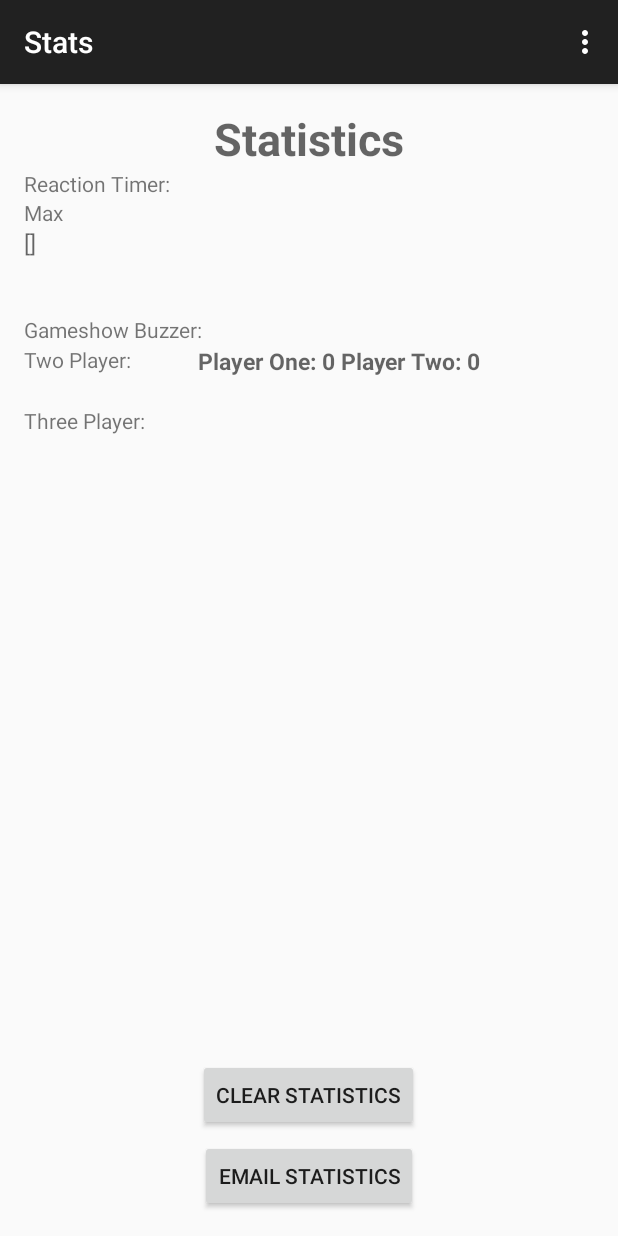
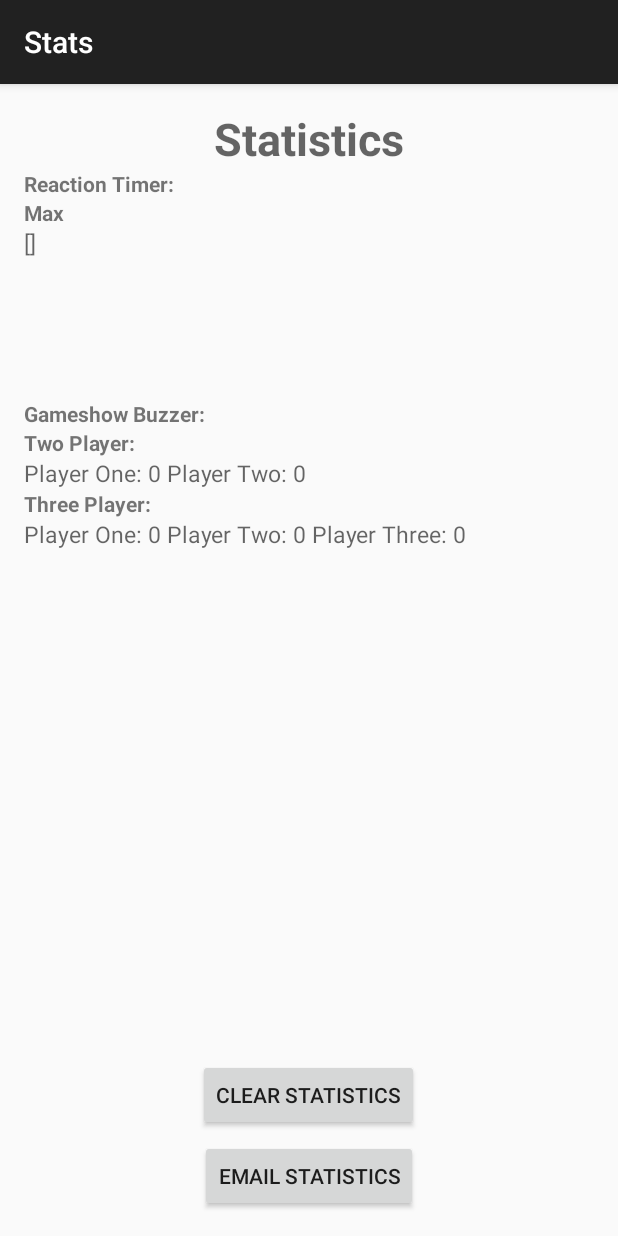
Before and after one commit to shadownater/Jlovas-reflex, an Android app: the Stats screen opened directly, with no data from a screen before it, after a tap on "CLEAR STATISTICS", on a phone screen of 412 x 824 dp. Run offline under Robolectric (Android 15) with nearby library versions, the phone set to English and light mode, and no system bars.

Commit message:
Clear working for both Two/Three Players. Can return to game score you left it at, it doesn't forget anymore. still have to implement the single player's stat calculation. Wow!

```diff
--- a/app/src/main/java/com/learning/jlovas/jlovas_reflex/MultiPlayerClass.java
+++ b/app/src/main/java/com/learning/jlovas/jlovas_reflex/MultiPlayerClass.java
@@ -1,7 +1,7 @@
 package com.learning.jlovas.jlovas_reflex;
 
 /**
- * Created by jlovas on 10/1/15.
+ * Consulted with Nicole and Linda over inheritence possibilities
  */
 public class MultiPlayerClass {
     private int playerOne;
--- a/app/src/main/java/com/learning/jlovas/jlovas_reflex/Stats.java
+++ b/app/src/main/java/com/learning/jlovas/jlovas_reflex/Stats.java
@@ -37,16 +37,11 @@ package com.learning.jlovas.jlovas_reflex;
 import android.content.Intent;
 import android.support.v7.app.ActionBarActivity;
 import android.os.Bundle;
-import android.view.Menu;
-import android.view.MenuItem;
 import android.view.View;
-import android.widget.ArrayAdapter;
 import android.widget.TextView;
 
 import com.google.gson.Gson;
 import com.google.gson.reflect.TypeToken;
-
-import org.w3c.dom.Text;
 
 import java.io.BufferedReader;
 import java.io.BufferedWriter;
@@ -63,10 +58,13 @@ public class Stats extends ActionBarActivity {
 
     private static final String FILENAME1 = "reactionTimer.sav";
     private static final String FILENAME2 = "twoPlayers.sav";
+    private static final String FILENAME3 = "threePlayers.sav";
     private ArrayList<ReactStatClass> reactStatArray = new ArrayList<ReactStatClass>();
     public TextView myReactionStatsText;
     public TextView twoPlayerStatsText;
-    TwoPlayerClass buzzerStats = new TwoPlayerClass();
+    public TextView threePlayerStatsText;
+    TwoPlayerClass buzzerStats2 = new TwoPlayerClass();
+    ThreePlayerClass buzzerStats3 = new ThreePlayerClass();
 
     //button linkage
     public void emailStatsButton(View view){
@@ -77,11 +75,14 @@ public class Stats extends ActionBarActivity {
 
     public void clearStatsButton(View view){
         //add a way to clear the stats in here!
-        buzzerStats.clear();
+        buzzerStats2.clear();
+        buzzerStats3.clear();
         saveTwoPlayerInFile();
+        saveThreePlayerInFile();
+        //update text
+        twoPlayerStatsText.setText("Player One: " + buzzerStats2.getPlayerOne() + " Player Two: " + buzzerStats2.getPlayerTwo());
+        threePlayerStatsText.setText("Player One: " + buzzerStats3.getPlayerOne() + " Player Two: " + buzzerStats3.getPlayerTwo() + " Player Three: " + buzzerStats3.getPlayerThree());
 
-        //update text
-        twoPlayerStatsText.setText("Player One: " + buzzerStats.getPlayerOne() + " Player Two: " + buzzerStats.getPlayerTwo());
     }
 
     @Override
@@ -89,7 +90,8 @@ public class Stats extends ActionBarActivity {
         super.onCreate(savedInstanceState);
         setContentView(R.layout.activity_stats);
         myReactionStatsText = (TextView)findViewById(R.id.reactionStats);
-        twoPlayerStatsText = (TextView)findViewById(R.id.GameshowStatText);
+        twoPlayerStatsText = (TextView)findViewById(R.id.twoPlayerStats);
+        threePlayerStatsText = (TextView)findViewById(R.id.threePlayerStats);
         //don't put loads in here! will only do it once!
     }
 
@@ -100,9 +102,11 @@ public class Stats extends ActionBarActivity {
         super.onStart();
         loadReactionStatsFromFile();
         loadTwoPlayerFromFile();
+        loadThreePlayerFromFile();
         //COME BACK TO ME AFTER TO DO THE MATH AND PASS PROPERLY
         myReactionStatsText.setText(reactStatArray + "");
-        twoPlayerStatsText.setText("Player One: " + buzzerStats.getPlayerOne() + " Player Two: " + buzzerStats.getPlayerTwo());
+        twoPlayerStatsText.setText("Player One: " + buzzerStats2.getPlayerOne() + " Player Two: " + buzzerStats2.getPlayerTwo());
+        threePlayerStatsText.setText("Player One: " + buzzerStats3.getPlayerOne() + " Player Two: " + buzzerStats3.getPlayerTwo() + " Player Three: " + buzzerStats3.getPlayerThree());
         }
 
     //credit for loadInFile:
@@ -137,13 +141,35 @@ public class Stats extends ActionBarActivity {
             //credit for Gson:
             //Google, https://google-gson.googlecode.com/svn/trunk/gson/docs/javadocs/com/google/gson/Gson.html, 2015-09-23
             Type objectType = new TypeToken<TwoPlayerClass>() {}.getType();
-            buzzerStats = gson.fromJson(in, objectType );
+            buzzerStats2 = gson.fromJson(in, objectType );
             //have put the data into the reactStatArray
             //or we make a new one if no data to load
 
         } catch (FileNotFoundException e) {
             // TODO Auto-generated catch block
-            buzzerStats = new TwoPlayerClass();
+            buzzerStats2 = new TwoPlayerClass();
+        } catch (IOException e) {
+            // TODO Auto-generated catch block
+            throw new RuntimeException(e);
+        }
+
+    }
+
+    private void loadThreePlayerFromFile() {
+        try {
+            FileInputStream fis = openFileInput(FILENAME3);
+            BufferedReader in = new BufferedReader(new InputStreamReader(fis));
+            Gson gson = new Gson();
+            //credit for Gson:
+            //Google, https://google-gson.googlecode.com/svn/trunk/gson/docs/javadocs/com/google/gson/Gson.html, 2015-09-23
+            Type objectType = new TypeToken<ThreePlayerClass>() {}.getType();
+            buzzerStats3 = gson.fromJson(in, objectType );
+            //have put the data into the reactStatArray
+            //or we make a new one if no data to load
+
+        } catch (FileNotFoundException e) {
+            // TODO Auto-generated catch block
+            buzzerStats3 = new ThreePlayerClass();
         } catch (IOException e) {
             // TODO Auto-generated catch block
             throw new RuntimeException(e);
@@ -159,7 +185,7 @@ public class Stats extends ActionBarActivity {
             //making container for Gson object
             BufferedWriter out = new BufferedWriter(new OutputStreamWriter(fos));
             Gson gson = new Gson();
-            gson.toJson(buzzerStats, out);
+            gson.toJson(buzzerStats2, out);
             out.flush(); //to print what we did
             fos.close();
         } catch (FileNotFoundException e) {
@@ -171,27 +197,24 @@ public class Stats extends ActionBarActivity {
         }
     }
 
-    @Override
-    public boolean onCreateOptionsMenu(Menu menu) {
-        // Inflate the menu; this adds items to the action bar if it is present.
-        getMenuInflater().inflate(R.menu.menu_stats, menu);
-        return true;
+    private void saveThreePlayerInFile() {
+        try {
+            FileOutputStream fos = openFileOutput(FILENAME3, 0);
+            //making container for Gson object
+            BufferedWriter out = new BufferedWriter(new OutputStreamWriter(fos));
+            Gson gson = new Gson();
+            gson.toJson(buzzerStats3, out);
+            out.flush(); //to print what we did
+            fos.close();
+        } catch (FileNotFoundException e) {
+            // TODO Auto-generated catch block
+            throw new RuntimeException(e);
+        } catch (IOException e) {
+            // TODO Auto-generated catch block
+            throw new RuntimeException(e);
+        }
     }
 
-    @Override
-    public boolean onOptionsItemSelected(MenuItem item) {
-        // Handle action bar item clicks here. The action bar will
-        // automatically handle clicks on the Home/Up button, so long
-        // as you specify a parent activity in AndroidManifest.xml.
-        int id = item.getItemId();
-
-        //noinspection SimplifiableIfStatement
-        if (id == R.id.action_settings) {
-            return true;
-        }
-
-        return super.onOptionsItemSelected(item);
-    }
 }
 
 /*Portions of this page are reproduced from work created and shared by the
--- a/app/src/main/java/com/learning/jlovas/jlovas_reflex/ThreePlayerClass.java
+++ b/app/src/main/java/com/learning/jlovas/jlovas_reflex/ThreePlayerClass.java
@@ -42,7 +42,7 @@ public class ThreePlayerClass extends MultiPlayerClass {
         super.increasePlayerThree();
     }
 
-    //write the clear later! :D
+
     public void clear(){
         super.clearPlayerOne();
         super.clearPlayerTwo();
--- a/app/src/main/res/layout/activity_stats.xml
+++ b/app/src/main/res/layout/activity_stats.xml
@@ -64,17 +64,7 @@
         android:layout_alignParentTop="true"
         android:layout_centerHorizontal="true" />
 
-    <TextView
-        android:layout_width="wrap_content"
-        android:layout_height="wrap_content"
-        android:textAppearance="?android:attr/textAppearanceMedium"
-        android:text=" "
-        android:id="@+id/GameshowStatText"
-        android:textSize="15sp"
-        android:textStyle="bold"
-        android:layout_marginTop="57dp"
-        android:layout_below="@+id/reactionStats"
-        android:layout_alignStart="@+id/clearStatsButton" />
+
 
     <TextView
         android:layout_width="wrap_content"
@@ -83,7 +73,8 @@
         android:text="Reaction Timer:"
         android:id="@+id/indicatorText1"
         android:layout_below="@+id/statistics"
-        android:layout_alignParentStart="true" />
+        android:layout_alignParentStart="true"
+        android:textStyle="bold" />
 
     <TextView
         android:layout_width="wrap_content"
@@ -92,7 +83,8 @@
         android:text="Max"
         android:id="@+id/IndicatorTextMax"
         android:layout_below="@+id/indicatorText1"
-        android:layout_alignParentStart="true" />
+        android:layout_alignParentStart="true"
+        android:textStyle="bold" />
 
     <TextView
         android:layout_width="wrap_content"
@@ -100,9 +92,10 @@
         android:textAppearance="?android:attr/textAppearanceSmall"
         android:text="Gameshow Buzzer:"
         android:id="@+id/IndicatorText3"
-        android:layout_alignBottom="@+id/GameshowStatText"
+        android:textStyle="bold"
+        android:layout_below="@+id/reactionStats"
         android:layout_alignParentStart="true"
-        android:layout_marginBottom="22dp" />
+        android:layout_marginTop="93dp" />
 
     <TextView
         android:layout_width="wrap_content"
@@ -110,8 +103,10 @@
         android:textAppearance="?android:attr/textAppearanceSmall"
         android:text="Two Player:"
         android:id="@+id/IndicatorTextTwoPlayer"
-        android:layout_alignTop="@+id/GameshowStatText"
-        android:layout_alignParentStart="true" />
+        android:textStyle="bold"
+        android:layout_alignParentStart="true"
+        android:layout_below="@+id/IndicatorText3"
+        android:layout_alignParentLeft="true" />
 
     <TextView
         android:layout_width="wrap_content"
@@ -119,19 +114,34 @@
         android:textAppearance="?android:attr/textAppearanceSmall"
         android:text="Three Player:"
         android:id="@+id/IndicatorTextThreePlayer"
-        android:layout_below="@+id/GameshowStatText"
-        android:layout_alignParentStart="true"
-        android:layout_marginTop="19dp" />
+        android:textStyle="bold"
+
+        android:layout_below="@+id/twoPlayerStats"
+        android:layout_alignParentStart="true" />
 
     <TextView
         android:layout_width="wrap_content"
         android:layout_height="wrap_content"
         android:textAppearance="?android:attr/textAppearanceMedium"
         android:text=" "
-        android:id="@+id/textView2"
+        android:id="@+id/twoPlayerStats"
+        android:layout_below="@+id/IndicatorTextTwoPlayer"
         android:textSize="15sp"
-        android:textStyle="bold"
-        android:layout_alignBottom="@+id/IndicatorTextThreePlayer"
-        android:layout_alignEnd="@+id/indicatorText1" />
+        android:textStyle="normal"
+
+        android:layout_alignParentLeft="true" />
+
+    <TextView
+        android:layout_width="wrap_content"
+        android:layout_height="wrap_content"
+        android:textAppearance="?android:attr/textAppearanceMedium"
+        android:text=" "
+        android:id="@+id/threePlayerStats"
+        android:textSize="15sp"
+        android:textStyle="normal"
+        android:layout_below="@+id/IndicatorTextThreePlayer"
+        android:layout_alignParentStart="true" />
+
+
 
 </RelativeLayout>
```
Also changed, not shown: app/src/main/java/com/learning/jlovas/jlovas_reflex/EmailStats.java (+1 -21 lines), app/src/main/java/com/learning/jlovas/jlovas_reflex/FourPlayers.java (+0 -20 lines), app/src/main/java/com/learning/jlovas/jlovas_reflex/GameshowPlayerSelection.java (+0 -20 lines), app/src/main/java/com/learning/jlovas/jlovas_reflex/MainActivity.java (+0 -20 lines), app/src/main/java/com/learning/jlovas/jlovas_reflex/ReactionInfoPopup.java (+0 -20 lines), app/src/main/java/com/learning/jlovas/jlovas_reflex/ReactionTimer.java (+0 -20 lines), app/src/main/java/com/learning/jlovas/jlovas_reflex/ThreePlayers.java (+67 -28 lines), app/src/main/java/com/learning/jlovas/jlovas_reflex/TooSoon.java (+0 -20 lines), app/src/main/java/com/learning/jlovas/jlovas_reflex/TwoPlayers.java (+0 -24 lines).
